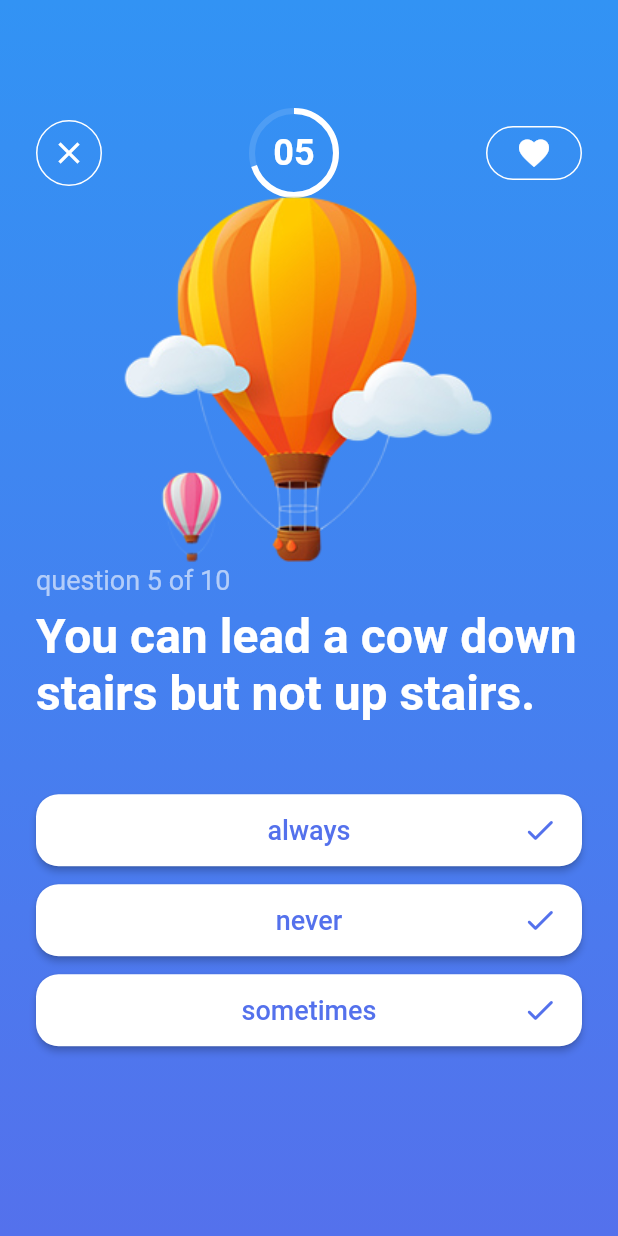
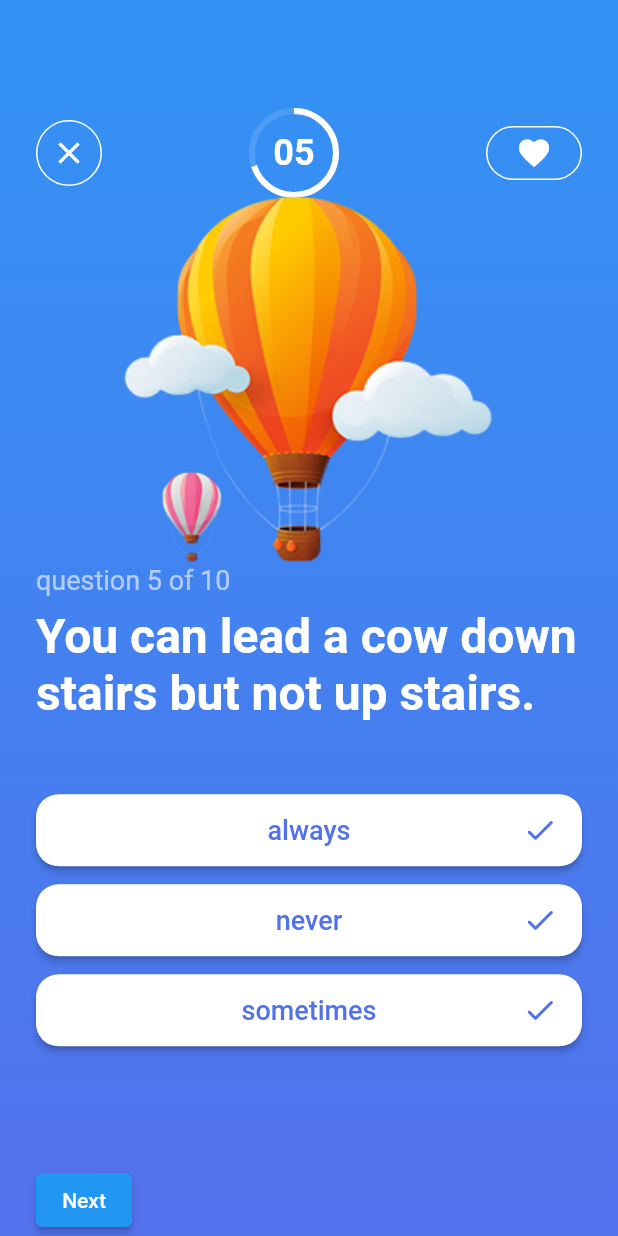
Before and after one commit to YazanMaghary/quiz_app, a Flutter app: the screen it shows after launch, on a phone screen of 412 x 824 dp. Run offline on Flutter 3.47's test engine with Material 2 defaults, Android fonts, the phone set to English and light mode, and no system bars; Roboto replaces fonts that are missing (Sf-Pro-Text).

Commit message:
Next_button

```diff
--- a/lib/pages/multiple_q_screen.dart
+++ b/lib/pages/multiple_q_screen.dart
@@ -18,6 +18,7 @@ class _MultiQScreenState extends State<MultiQScreen> {
   var questionNumber = 5;
   var questionsCount = 10;
   int userChiose = 0;
+  int? choise;
   QuizBrainMulti quiz_multi = QuizBrainMulti();
   Icon? icon;
   int maxWaiting = 10;
@@ -36,7 +37,9 @@ class _MultiQScreenState extends State<MultiQScreen> {
       scoreKeeper.add(false);
       isCorrect = false;
     }
+  }
 
+  void checkQuestion() {
     if (quiz_multi.isFinished()) {
       timer.cancel();
       print('finished');
@@ -51,7 +54,7 @@ class _MultiQScreenState extends State<MultiQScreen> {
       });
     } else {
       quiz_multi.nextQuestion();
-      isCorrect = null;
+      // isCorrect = null;
     }
   }
 
@@ -218,6 +221,7 @@ class _MultiQScreenState extends State<MultiQScreen> {
                       child: ElevatedButton(
                         onPressed: () {
                           setState(() {
+                            userChiose = index;
                             checkAnswer(index);
                           });
                         },
@@ -269,9 +273,15 @@ class _MultiQScreenState extends State<MultiQScreen> {
                   },
                 ),
               ),
-              SizedBox(
-                height: 48,
-              ),
+              ElevatedButton(
+                  onPressed: () {
+                    // checkAnswer(choise);
+                    setState(() {
+                      checkQuestion();
+                      isCorrect = null;
+                    });
+                  },
+                  child: Text("Next"))
             ],
           ),
         ),
```
